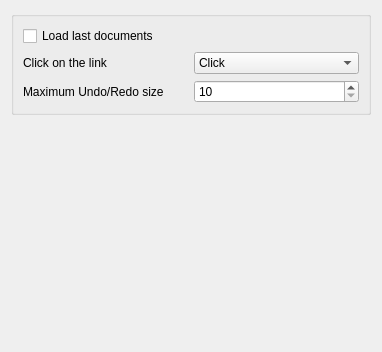
denprog/yutovo-desktop, file src/documents_settings_form.ui: the form before one commit.
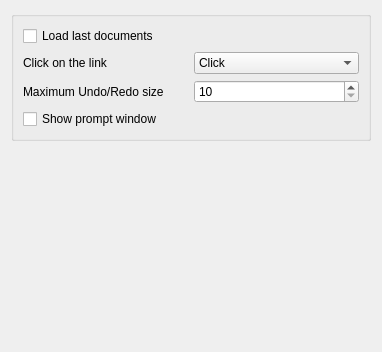
The form after the commit.

Commit message: Showing prompt window.

Patch:
```diff
--- a/src/documents_settings_form.ui
+++ b/src/documents_settings_form.ui
@@ -77,6 +77,13 @@
             </item>
            </layout>
           </item>
+          <item>
+           <widget class="QCheckBox" name="auto_prompt">
+            <property name="text">
+             <string>Show prompt window</string>
+            </property>
+           </widget>
+          </item>
          </layout>
         </item>
        </layout>
```
The commit also changes 10 other files.
